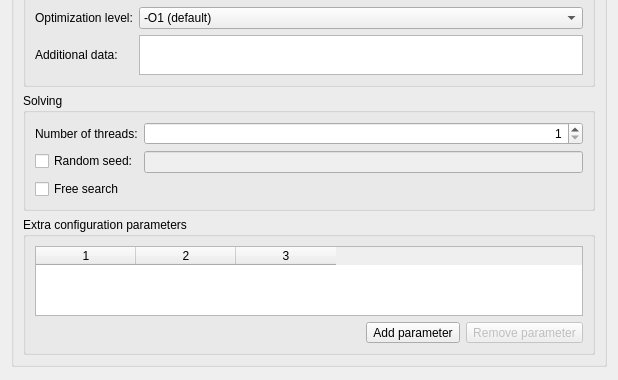
This is MiniZincIDE/configwindow.ui in MiniZinc/MiniZincIDE as Qt 5 draws it before an edit; both pictures show x 0 to 618 and y 664 to 1044 of the 618 by 1044 pixel window. The edited form follows.
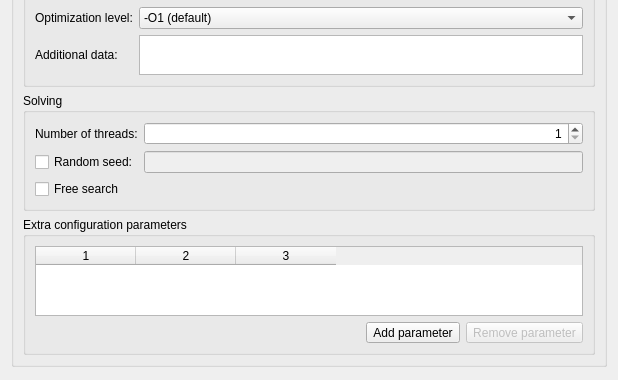
This is the edited form.

Commit message: Convert another form layout to grid

Patch:
```diff
--- a/MiniZincIDE/configwindow.ui
+++ b/MiniZincIDE/configwindow.ui
@@ -525,7 +525,7 @@
           </property>
           <layout class="QHBoxLayout" name="horizontalLayout_6">
            <item>
-            <layout class="QFormLayout" name="formLayout_4">
+            <layout class="QGridLayout" name="gridLayout_5">
              <item row="0" column="0">
               <widget class="QLabel" name="label_23">
                <property name="toolTip">
```
